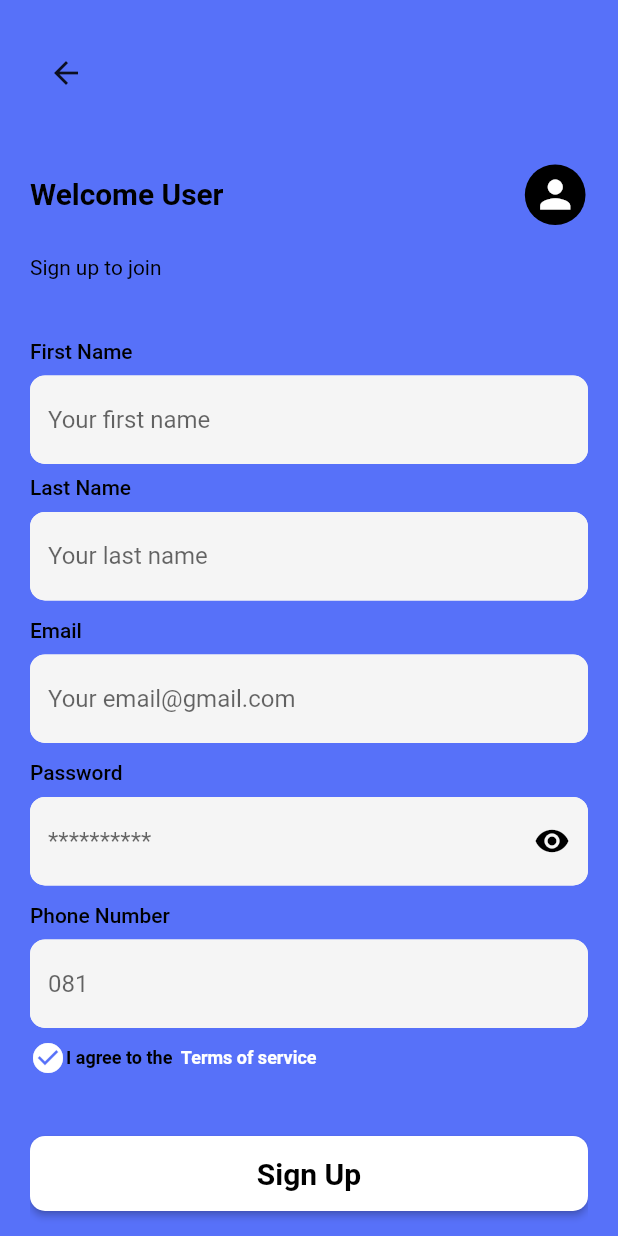
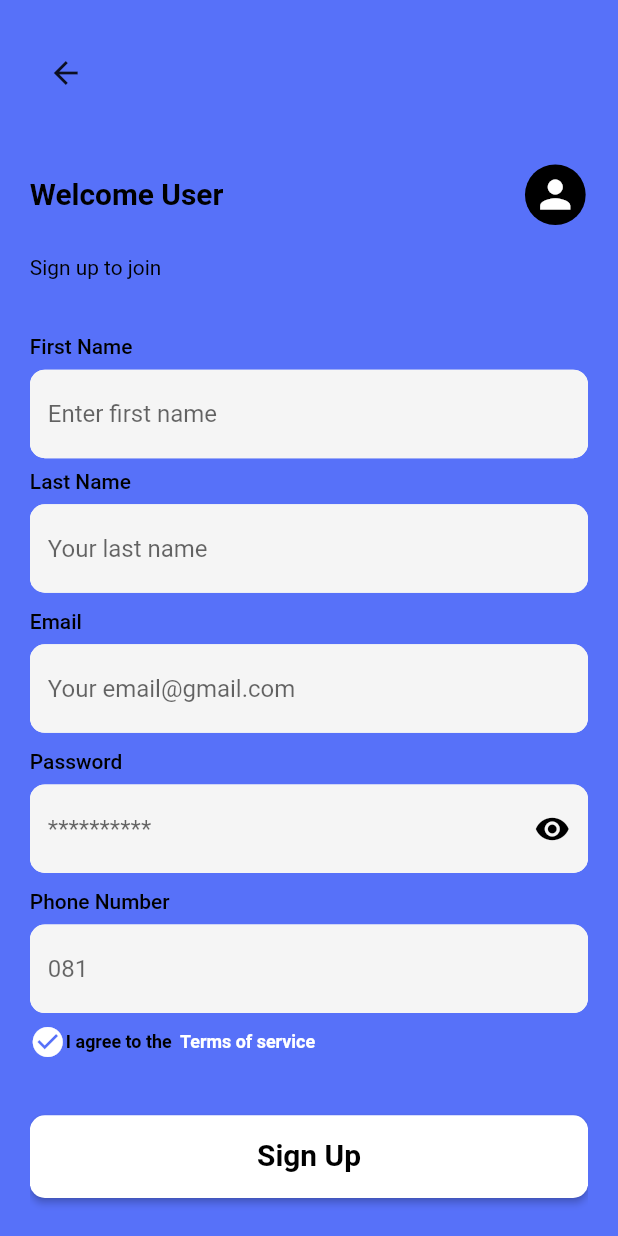
Before and after one commit to Idumevictor/handy_bank, a Flutter app: the screen it shows after launch, after a tap on "Sign Up", on a phone screen of 412 x 824 dp. Run offline on Flutter 3.47's test engine with Material 2 defaults, Android fonts, the phone set to English and light mode, and no system bars; our stand-ins replace animated_splash_screen, device_preview, dio, localstorage, shared_preferences; network calls fail; Roboto replaces fonts that are missing (FontsFree-Net-ClashDisplay-Variable, Lato-Regular).

```diff
--- a/lib/app/presentation/log_in_page.dart
+++ b/lib/app/presentation/log_in_page.dart
@@ -29,9 +29,8 @@ class _LogInState extends State<LogIn> {
       backgroundColor: Palette.primaryColor1,
       body: SafeArea(
         child: Padding(
-          padding: EdgeInsets.only(
-            left: 20,
-            right: 20,
+          padding: EdgeInsets.symmetric(
+            horizontal: getProportionateScreenWidth(20),
           ),
           child: SingleChildScrollView(
             child: Form(
@@ -70,7 +69,7 @@ class _LogInState extends State<LogIn> {
                         child: Icon(
                           Icons.person,
                           color: Colors.white,
-                          size: 30,
+                          size: getProportionateScreenWidth(30),
                         ),
                       ),
                     ],
@@ -155,7 +154,7 @@ class _LogInState extends State<LogIn> {
                     height: getProportionateScreenHeight(150),
                   ),
                   SizedBox(
-                    height: 50,
+                    height: getProportionateScreenHeight(60),
                     width: double.infinity,
                     child: ElevatedButton(
                         style: ButtonStyle(
@@ -173,7 +172,7 @@ class _LogInState extends State<LogIn> {
                           'Log In',
                           style: TextStyle(
                             color: Palette.textColor,
-                            fontSize: 20,
+                            fontSize: getProportionateScreenWidth(20),
                             fontWeight: FontWeight.w700,
                             fontFamily: 'Lato-Regular',
                           ),
--- a/lib/app/presentation/onboarding_screen.dart
+++ b/lib/app/presentation/onboarding_screen.dart
@@ -21,12 +21,15 @@ class _OnboardingState extends State<Onboarding> {
       backgroundColor: Palette.primaryColor1,
       body: SafeArea(
         child: Padding(
-          padding: EdgeInsets.only(left: 20, right: 20),
+          padding: EdgeInsets.symmetric(
+            horizontal: getProportionateScreenWidth(20),
+          ),
+          child: SingleChildScrollView(
             child: Column(
               crossAxisAlignment: CrossAxisAlignment.center,
               children: [
                 SizedBox(
-                height: 54,
+                  height: getProportionateScreenHeight(54),
                   child: Center(
                     child: createGeneralText(
                         inputText: 'Welcome to Handy Bank',
@@ -43,7 +46,7 @@ class _OnboardingState extends State<Onboarding> {
                   image: AssetImage('images/onboarding1.png'),
                 ),
                 SizedBox(
-                height: 93,
+                  height: getProportionateScreenHeight(93),
                 ),
                 createGeneralText(
                     inputText: 'Manage your finance in\nthe easiest way',
@@ -63,13 +66,14 @@ class _OnboardingState extends State<Onboarding> {
                         backgroundColor: MaterialStateProperty.all(
                           Palette.primaryColor2,
                         ),
-                      shape: MaterialStateProperty.all<RoundedRectangleBorder>(
+                        shape:
+                            MaterialStateProperty.all<RoundedRectangleBorder>(
                                 RoundedRectangleBorder(
                           borderRadius: BorderRadius.circular(10.0),
                         ))),
                     onPressed: (() {
-                    Navigator.of(context).push(
-                        MaterialPageRoute(builder: (BuildContext) => SignUp()));
+                      Navigator.of(context).push(MaterialPageRoute(
+                          builder: (BuildContext) => SignUp()));
                     }),
                     child: createGeneralText(
                         inputText: 'Sign Up',
@@ -87,14 +91,14 @@ class _OnboardingState extends State<Onboarding> {
                       text: 'Have an account?',
                       style: TextStyle(
                           color: Palette.textColor,
-                        fontSize: 18,
+                          fontSize: getProportionateScreenWidth(18),
                           fontWeight: FontWeight.w700),
                       children: <TextSpan>[
                         TextSpan(
                             text: ' Sign In ',
                             style: TextStyle(
                                 color: Palette.primaryColor2,
-                              fontSize: 18,
+                                fontSize: getProportionateScreenWidth(18),
                                 fontWeight: FontWeight.w700),
                             recognizer: TapGestureRecognizer()
                               ..onTap = () {
@@ -107,6 +111,7 @@ class _OnboardingState extends State<Onboarding> {
             ),
           ),
         ),
+      ),
     );
   }
 }
--- a/lib/app/presentation/retrieve_account.dart
+++ b/lib/app/presentation/retrieve_account.dart
@@ -22,7 +22,9 @@ class _RetrieveNumberScreenState extends State<RetrieveNumberScreen> {
     SizeConfig.init(context);
     return Scaffold(
       backgroundColor: Palette.primaryColor1,
-      appBar: AppBar(),
+      appBar: AppBar(
+        backgroundColor: Palette.primaryColor1,
+      ),
       body: Padding(
         padding: EdgeInsets.all(8.0),
         child: Form(
--- a/lib/app/presentation/sign_up.dart
+++ b/lib/app/presentation/sign_up.dart
@@ -34,9 +34,8 @@ class _SignUpState extends State<SignUp> {
       backgroundColor: Palette.primaryColor1,
       body: SafeArea(
         child: Padding(
-          padding: EdgeInsets.only(
-            left: 20,
-            right: 20,
+          padding: EdgeInsets.symmetric(
+            horizontal: getProportionateScreenWidth(20),
           ),
           child: SingleChildScrollView(
             child: Form(
@@ -90,7 +89,7 @@ class _SignUpState extends State<SignUp> {
                       weight: FontWeight.w400,
                       colorName: Palette.textColor),
                   SizedBox(
-                    height: 40,
+                    height: getProportionateScreenHeight(40),
                   ),
                   createGeneralText(
                       inputText: 'First Name',
@@ -99,7 +98,7 @@ class _SignUpState extends State<SignUp> {
                       weight: FontWeight.w500,
                       colorName: Palette.textColor),
                   SizedBox(
-                    height: 8,
+                    height: getProportionateScreenHeight(8),
                   ),
                   TextFormField(
                     controller: _firstController,
@@ -118,12 +117,12 @@ class _SignUpState extends State<SignUp> {
                       border: InputBorder.none,
                       filled: true,
                       fillColor: const Color(0xfff5f5f5),
-                      hintText: 'Your first name',
+                      hintText: 'Enter first name',
                     ),
                     keyboardType: TextInputType.name,
                   ),
                   SizedBox(
-                    height: 8,
+                    height: getProportionateScreenHeight(8),
                   ),
                   createGeneralText(
                       inputText: 'Last Name',
@@ -132,7 +131,7 @@ class _SignUpState extends State<SignUp> {
                       weight: FontWeight.w500,
                       colorName: Palette.textColor),
                   SizedBox(
-                    height: 8,
+                    height: getProportionateScreenHeight(8),
                   ),
                   TextFormField(
                     controller: _lastController,
@@ -156,7 +155,7 @@ class _SignUpState extends State<SignUp> {
                     keyboardType: TextInputType.name,
                   ),
                   SizedBox(
-                    height: 12,
+                    height: getProportionateScreenHeight(12),
                   ),
                   createGeneralText(
                       inputText: 'Email',
@@ -165,7 +164,7 @@ class _SignUpState extends State<SignUp> {
                       weight: FontWeight.w500,
                       colorName: Palette.textColor),
                   SizedBox(
-                    height: 8,
+                    height: getProportionateScreenHeight(8),
                   ),
                   TextFormField(
                       controller: _emailController,
@@ -187,7 +186,7 @@ class _SignUpState extends State<SignUp> {
                         }
                       }),
                   SizedBox(
-                    height: 12,
+                    height: getProportionateScreenHeight(12),
                   ),
                   createGeneralText(
                       inputText: 'Password',
@@ -196,7 +195,7 @@ class _SignUpState extends State<SignUp> {
                       weight: FontWeight.w500,
                       colorName: Palette.textColor),
                   SizedBox(
-                    height: 8,
+                    height: getProportionateScreenHeight(8),
                   ),
                   TextFormField(
                     controller: _passwordController,
@@ -234,7 +233,7 @@ class _SignUpState extends State<SignUp> {
                     keyboardType: TextInputType.text,
                   ),
                   SizedBox(
-                    height: 12,
+                    height: getProportionateScreenHeight(12),
                   ),
                   createGeneralText(
                       inputText: 'Phone Number',
@@ -243,7 +242,7 @@ class _SignUpState extends State<SignUp> {
                       weight: FontWeight.w500,
                       colorName: Palette.textColor),
                   SizedBox(
-                    height: 8,
+                    height: getProportionateScreenHeight(8),
                   ),
                   TextFormField(
                     controller: _phoneNumberController,
@@ -266,7 +265,7 @@ class _SignUpState extends State<SignUp> {
                     keyboardType: TextInputType.number,
                   ),
                   SizedBox(
-                    height: 8,
+                    height: getProportionateScreenHeight(8),
                   ),
                   Row(
                     children: [
@@ -279,14 +278,14 @@ class _SignUpState extends State<SignUp> {
                             text: 'I agree to the ',
                             style: TextStyle(
                                 color: Palette.textColor,
-                                fontSize: 12,
+                                fontSize: getProportionateScreenWidth(12),
                                 fontWeight: FontWeight.w600),
                             children: <TextSpan>[
                               TextSpan(
                                   text: ' Terms of service ',
                                   style: TextStyle(
                                       color: Palette.primaryColor2,
-                                      fontSize: 12,
+                                      fontSize: getProportionateScreenWidth(12),
                                       fontWeight: FontWeight.w600),
                                   recognizer: TapGestureRecognizer()
                                     ..onTap = () {})
@@ -295,10 +294,10 @@ class _SignUpState extends State<SignUp> {
                     ],
                   ),
                   SizedBox(
-                    height: 40,
+                    height: getProportionateScreenHeight(40),
                   ),
                   SizedBox(
-                    height: 50,
+                    height: getProportionateScreenHeight(60),
                     width: double.infinity,
                     child: ElevatedButton(
                         style: ButtonStyle(
@@ -310,21 +309,20 @@ class _SignUpState extends State<SignUp> {
                               borderRadius: BorderRadius.circular(10.0),
                             ))),
                         onPressed: (() {
-                          Navigator.of(context).push(MaterialPageRoute(
-                              builder: (BuildContext) => LogIn()));
+                          createAccount();
                         }),
                         child: Text(
                           'Sign Up',
                           style: TextStyle(
                             color: Palette.textColor,
-                            fontSize: 20,
+                            fontSize: getProportionateScreenWidth(20),
                             fontWeight: FontWeight.w700,
                             fontFamily: 'Lato-Regular',
                           ),
                         )),
                   ),
                   SizedBox(
-                    height: 36,
+                    height: getProportionateScreenHeight(36),
                   ),
                   Center(
                     child: RichText(
@@ -332,14 +330,14 @@ class _SignUpState extends State<SignUp> {
                           text: 'Have an account?',
                           style: TextStyle(
                               color: Palette.textColor,
-                              fontSize: 14,
+                              fontSize: getProportionateScreenWidth(14),
                               fontWeight: FontWeight.w400),
                           children: <TextSpan>[
                             TextSpan(
                                 text: ' Sign In ',
                                 style: TextStyle(
                                     color: Palette.primaryColor2,
-                                    fontSize: 14,
+                                    fontSize: getProportionateScreenWidth(14),
                                     fontWeight: FontWeight.w400),
                                 recognizer: TapGestureRecognizer()
                                   ..onTap = () {
@@ -351,8 +349,8 @@ class _SignUpState extends State<SignUp> {
                           ]),
                     ),
                   ),
-                  const SizedBox(
-                    height: 45,
+                  SizedBox(
+                    height: getProportionateScreenHeight(45),
                   )
                 ],
               ),
@@ -366,6 +364,8 @@ class _SignUpState extends State<SignUp> {
   void createAccount() async {
     if (_key.currentState?.validate() ?? false) {
       _key.currentState?.save();
+
+      print('waiting for endpoint');
 
       SignUpUserRequestModel registerUserRequestModel = SignUpUserRequestModel(
           firstName: _firstController.text,
@@ -385,6 +385,8 @@ class _SignUpState extends State<SignUp> {
         Navigator.pop(context);
         Navigator.of(context)
             .push(MaterialPageRoute(builder: (BuildContext) => LogIn()));
+      } else {
+        Navigator.pop(context);
       }
     }
   }
--- a/lib/service/signup_service.dart
+++ b/lib/service/signup_service.dart
@@ -14,6 +14,11 @@ class SignUPUserService {
       SignUpUserRequestModel signUpUser) async {
     final url = ApiEndpoints.signUpUser();
     print(url);
+    print(signUpUser.emailAddress);
+    print(signUpUser.firstName);
+    print(signUpUser.lastName);
+    print(signUpUser.password);
+    print(signUpUser.phoneNumber);
     try {
       var response = await dio.post(
         url,
@@ -22,7 +27,7 @@ class SignUPUserService {
       );
       print(response.data);
       print(response.statusCode);
-      if (response.statusCode == 200) {
+      if (response.statusCode == 201) {
         var result = SignUpUserResponseModel.fromJson(response.data);
         return result;
       }
@@ -33,8 +38,7 @@ class SignUPUserService {
         print(e.response!.data);
         print(e.response!.statusCode);
 
-        return SignUpUserResponseModel(
-            message: e.response!.data['message']);
+        return SignUpUserResponseModel(message: e.response!.data['message']);
       } else {}
     }
   }
```
Lines whose indentation alone changed are shown as unchanged.
